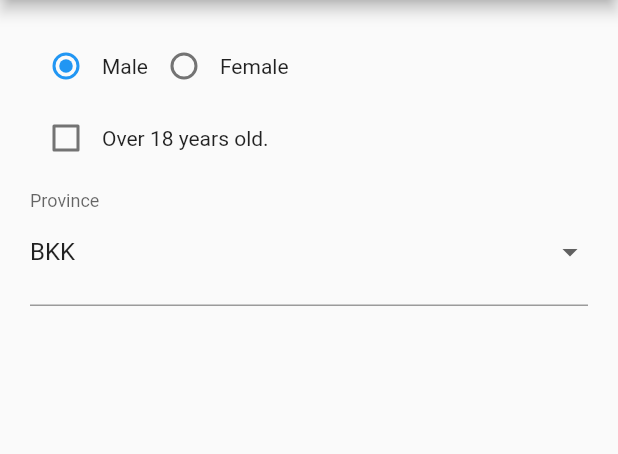
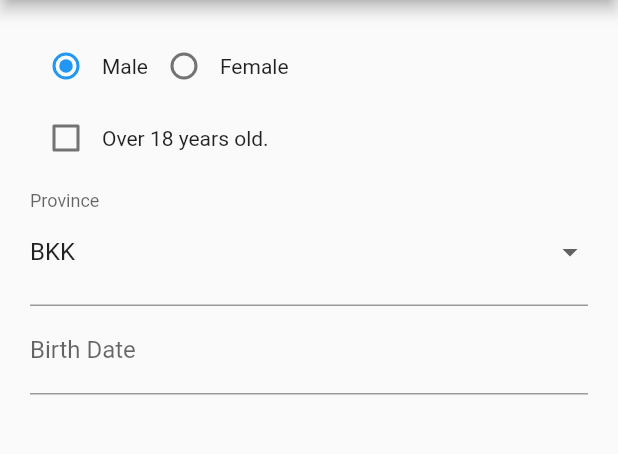
Before and after one commit to Sommaik/imcflutter, a Flutter app: the ExampleFormPage screen opened directly, on a phone screen of 412 x 824 dp, the part 84-538 px from its top. Run offline on Flutter 3.47's test engine with Material 2 defaults, Android fonts, the phone set to English and light mode, and no system bars; drawn by our look-alikes of datetime_picker_formfield; our stand-ins replace bloc, equatable, flutter_bloc, intro_slider.

Commit message:
add date field

```diff
--- a/lib/example_form/ui/example_form_page.dart
+++ b/lib/example_form/ui/example_form_page.dart
@@ -1,5 +1,7 @@
+import 'package:datetime_picker_formfield/datetime_picker_formfield.dart';
 import 'package:flutter/material.dart';
 import 'package:imcflutter/shared/widget/app_menu.dart';
+import 'package:intl/intl.dart';
 
 class ExampleFormPage extends StatefulWidget {
   @override
@@ -11,6 +13,7 @@ class _ExampleFormPageState extends State<ExampleFormPage> {
   bool over18 = false;
   List<String> provices = ['', 'BKK', 'Outbound'];
   String provice = 'BKK';
+  final _format = DateFormat('dd/MM/yyyy');
 
   @override
   Widget build(BuildContext context) {
@@ -29,10 +32,25 @@ class _ExampleFormPageState extends State<ExampleFormPage> {
               buildRadioField(),
               buildCheckBoxField(),
               buildSelectField(),
+              buildDateField(),
             ],
           ),
         ),
       ),
+    );
+  }
+
+  DateTimeField buildDateField() {
+    return DateTimeField(
+      decoration: InputDecoration(labelText: 'Birth Date'),
+      format: _format,
+      onShowPicker: (context, currentValue) {
+        return showDatePicker(
+            context: context,
+            firstDate: DateTime(1900),
+            initialDate: currentValue ?? DateTime.now(),
+            lastDate: DateTime(2100));
+      },
     );
   }
 
@@ -48,10 +66,12 @@ class _ExampleFormPageState extends State<ExampleFormPage> {
             });
           },
           items: provices
-              .map((value) => DropdownMenuItem<String>(
-                    value: value,
-                    child: Text(value),
-                  ))
+              .map(
+                (value) => DropdownMenuItem<String>(
+                  value: value,
+                  child: Text(value),
+                ),
+              )
               .toList(),
         ),
       ),
--- a/pubspec.yaml
+++ b/pubspec.yaml
@@ -30,6 +30,8 @@ dependencies:
   meta: ^1.1.7
   equatable: ^0.6.1
   intro_slider: ^2.2.8
+  datetime_picker_formfield: ^0.4.3
+  intl: ^0.15.8
 
 dev_dependencies:
   flutter_test:
```
Also changed, not shown: pubspec.lock.
